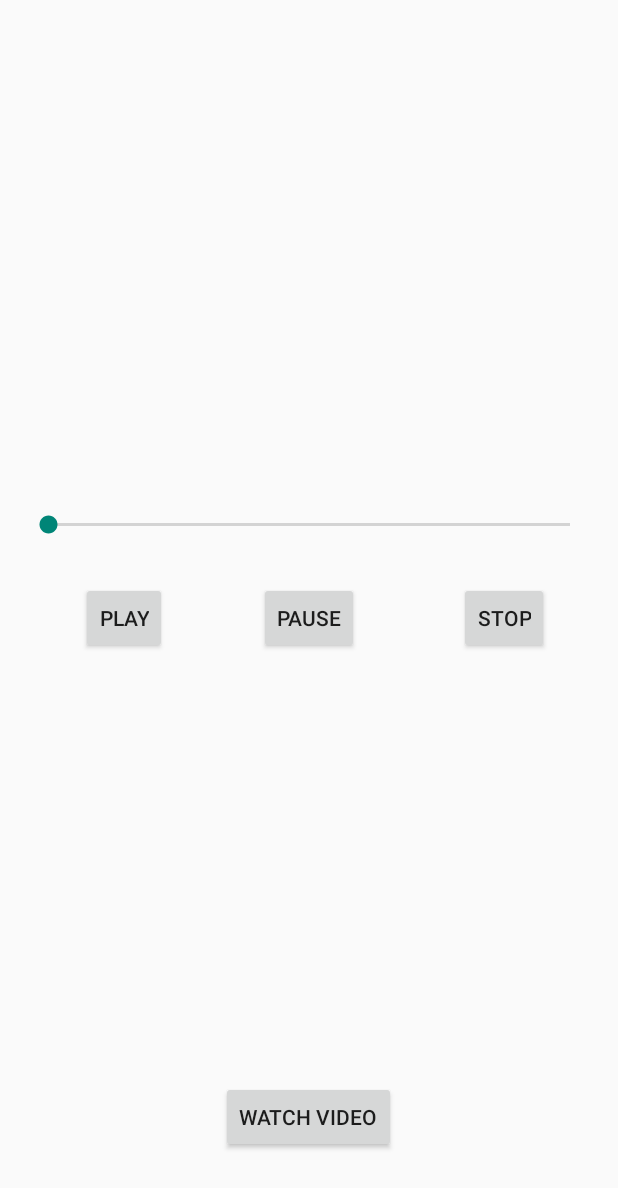
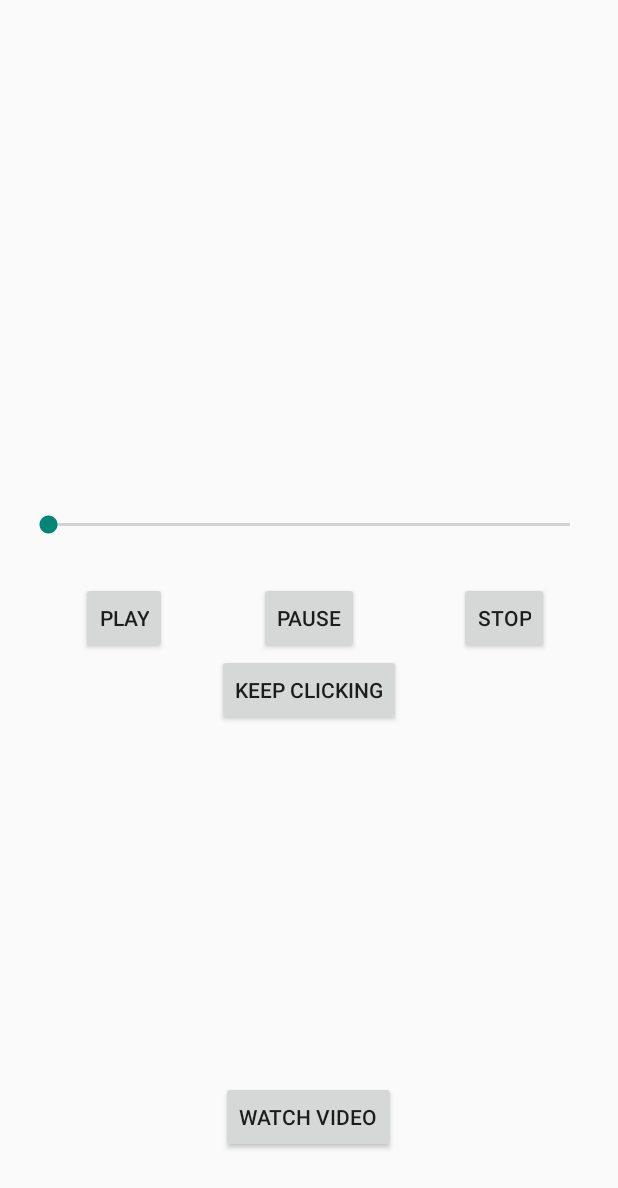
Before and after one commit to billykonesavanh17/SoundandVideoApp, an Android app: the screen it shows after launch (SoundActivity), on a phone screen of 412 x 824 dp. Shown: the top 1188 px of the screen. Run offline under Robolectric (Android 15) with nearby library versions, the phone set to English and light mode, and no system bars.

Commit message:
Added a button and added video.

```diff
--- a/app/src/main/java/activity/ctec/soundandvideoapp/SoundActivity.java
+++ b/app/src/main/java/activity/ctec/soundandvideoapp/SoundActivity.java
@@ -9,6 +9,7 @@ import android.view.View;
 import android.media.MediaPlayer;
 import android.content.Intent;
 import android.app.Activity;
+import android.graphics.Color;
 
 public class SoundActivity extends Activity implements Runnable
 
@@ -17,9 +18,12 @@ public class SoundActivity extends Activity implements Runnable
     private Button stopButton;
     private Button pauseButton;
     private Button videoButton;
+    private Button changeColorButton;
     private MediaPlayer soundPlayer;
     private SeekBar soundSeekBar;
     private Thread soundThread;
+    private RelativeLayout soundLayout;
+
 
     @Override
     protected void onCreate(Bundle savedInstanceState)
@@ -30,6 +34,8 @@ public class SoundActivity extends Activity implements Runnable
         startButton = (Button) findViewById(R.id.playButton);
         pauseButton = (Button) findViewById(R.id.pauseButton);
         stopButton = (Button) findViewById(R.id.stopButton);
+        changeColorButton = (Button) findViewById(R.id.changeColorButton);
+        soundLayout = (RelativeLayout) findViewById(R.id.soundLayout);
         soundSeekBar = (SeekBar) findViewById(R.id.soundSeekBar);
         videoButton = (Button) findViewById(R.id.videoButton);
         soundPlayer = MediaPlayer.create(this.getBaseContext(), R.raw.pokemon);
@@ -40,14 +46,43 @@ public class SoundActivity extends Activity implements Runnable
         soundThread.start();
     }
 
+    private void changeBackgroundColor()
+    {
+        int redColor;
+        int greenColor;
+        int blueColor;
+
+        redColor = (int) (Math.random() * 256);
+        greenColor = (int) (Math.random() * 256);
+        blueColor = (int) (Math.random() * 256);
+
+        soundLayout.setBackgroundColor(Color.rgb(redColor, greenColor, blueColor));
+
+        redColor = (int) (Math.random() * 256);
+        greenColor = (int) (Math.random() * 256);
+        blueColor = (int) (Math.random() * 256);
+
+        changeColorButton.setBackgroundColor(Color.rgb(redColor, greenColor, blueColor));
+    }
+
     private void setupListeners()
     {
+
+        changeColorButton.setOnClickListener(new View.OnClickListener()
+        {
+            public void onClick(View buttonView)
+            {
+                changeBackgroundColor();
+            }
+        });
+
         startButton.setOnClickListener(new View.OnClickListener()
         {
            @Override
             public void onClick(View v)
            {
                soundPlayer.start();
+
            }
         });
 
@@ -76,23 +111,28 @@ public class SoundActivity extends Activity implements Runnable
             public void onClick(View currentView)
             {
                 Intent myIntent = new Intent(currentView.getContext(), VideoActivity.class);
+                startActivityForResult(myIntent, 0);
             }
         });
+
 
         soundSeekBar.setOnSeekBarChangeListener(new SeekBar.OnSeekBarChangeListener()
         {
             @Override
             public void onStopTrackingTouch(SeekBar seekBar)
-           {}
+            {
+            }
+
 
             @Override
             public void onStartTrackingTouch(SeekBar seekBar)
-            {}
+            {
+            }
 
             @Override
             public void onProgressChanged(SeekBar seekBar, int progress, boolean fromUser)
             {
-                if(fromUser)
+                if (fromUser)
                 {
                     soundPlayer.seekTo(progress);
                 }
@@ -139,6 +179,7 @@ public class SoundActivity extends Activity implements Runnable
         return true;
     }
 
+
     @Override
     public boolean onOptionsItemSelected(MenuItem item)
     {
@@ -155,4 +196,6 @@ public class SoundActivity extends Activity implements Runnable
 
         return super.onOptionsItemSelected(item);
     }
+
+
 }
--- a/app/src/main/res/layout/activity_sound.xml
+++ b/app/src/main/res/layout/activity_sound.xml
@@ -58,4 +58,13 @@
         android:layout_marginBottom="39dp"
         android:layout_alignParentBottom="true"
         android:layout_centerHorizontal="true" />
+
+    <Button
+        style="?android:attr/buttonStyleSmall"
+        android:layout_width="wrap_content"
+        android:layout_height="wrap_content"
+        android:text="Keep Clicking"
+        android:id="@+id/changeColorButton"
+        android:layout_below="@+id/playButton"
+        android:layout_centerHorizontal="true" />
 </RelativeLayout>
```
Also changed, not shown: app/src/main/java/activity/ctec/soundandvideoapp/VideoActivity.java (+32 -3 lines), app/src/main/res/layout/activity_video.xml (+3 -4 lines), 1 other file. Lines whose indentation alone changed are shown as unchanged.
